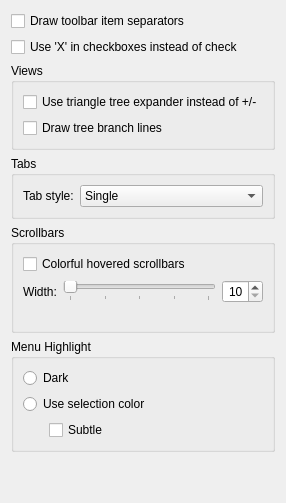
Old version of the form kstyles/oxygen/config/oxygenconf.ui in the repository KDE/kde-runtime.
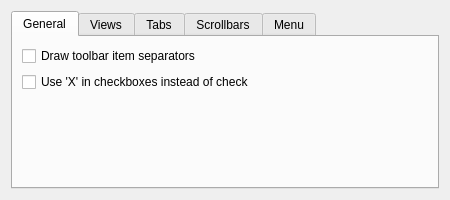
New version of the form.

Commit message: redesigned configuration dialog to use tabs rather than group boxes. This leaves room for extra tabs (notably for animations), and a possible 'preview' widget, a la 'skulpture'. Tab labels might still need work though.

What changed in the file:
```diff
--- a/kstyles/oxygen/config/oxygenconf.ui
+++ b/kstyles/oxygen/config/oxygenconf.ui
@@ -2,11 +2,40 @@
 <ui version="4.0">
  <class>OxygenConfigDialog</class>
  <widget class="QWidget" name="OxygenConfigDialog">
+  <property name="geometry">
+   <rect>
+    <x>0</x>
+    <y>0</y>
+    <width>450</width>
+    <height>200</height>
+   </rect>
+  </property>
+  <property name="minimumSize">
+   <size>
+    <width>450</width>
+    <height>200</height>
+   </size>
+  </property>
   <property name="windowTitle">
    <string>Dialog</string>
   </property>
   <layout class="QVBoxLayout" name="verticalLayout">
    <item>
+    <widget class="QTabWidget" name="tabWidget">
+     <property name="currentIndex">
+      <number>0</number>
+     </property>
+     <widget class="QWidget" name="tab_1">
+      <attribute name="title">
+       <string>General</string>
+      </attribute>
+      <layout class="QVBoxLayout" name="verticalLayout_7">
+       <item>
+        <layout class="QVBoxLayout" name="verticalLayout_5">
+         <property name="sizeConstraint">
+          <enum>QLayout::SetNoConstraint</enum>
+         </property>
+         <item>
     <widget class="QCheckBox" name="_toolBarDrawItemSeparator">
      <property name="text">
       <string>Draw toolbar item separators</string>
@@ -21,11 +50,29 @@
     </widget>
    </item>
    <item>
-    <widget class="QGroupBox" name="groupView">
-     <property name="title">
+          <spacer name="verticalSpacer_4">
+           <property name="orientation">
+            <enum>Qt::Vertical</enum>
+           </property>
+           <property name="sizeHint" stdset="0">
+            <size>
+             <width>20</width>
+             <height>40</height>
+            </size>
+           </property>
+          </spacer>
+         </item>
+        </layout>
+       </item>
+      </layout>
+     </widget>
+     <widget class="QWidget" name="tab_2">
+      <attribute name="title">
       <string>Views</string>
-     </property>
-     <layout class="QVBoxLayout" name="verticalLayout_2">
+      </attribute>
+      <layout class="QVBoxLayout" name="verticalLayout_6">
+       <item>
+        <layout class="QVBoxLayout" name="verticalLayout_4">
       <item>
        <widget class="QCheckBox" name="_viewDrawTriangularExpander">
         <property name="text">
@@ -40,15 +87,28 @@
         </property>
        </widget>
       </item>
-     </layout>
-    </widget>
-   </item>
    <item>
-    <widget class="QGroupBox" name="groupBox">
-     <property name="title">
+          <spacer name="verticalSpacer_3">
+           <property name="orientation">
+            <enum>Qt::Vertical</enum>
+           </property>
+           <property name="sizeHint" stdset="0">
+            <size>
+             <width>20</width>
+             <height>40</height>
+            </size>
+           </property>
+          </spacer>
+         </item>
+        </layout>
+       </item>
+      </layout>
+     </widget>
+     <widget class="QWidget" name="tab_3">
+      <attribute name="title">
       <string>Tabs</string>
-     </property>
-     <layout class="QFormLayout" name="formLayout">
+      </attribute>
+      <layout class="QGridLayout" name="gridLayout_2">
       <item row="0" column="0">
        <widget class="QLabel" name="label_2">
         <property name="text">
@@ -76,16 +136,7 @@
         </item>
        </widget>
       </item>
-     </layout>
-    </widget>
-   </item>
-   <item>
-    <widget class="QGroupBox" name="groupScrollBar">
-     <property name="title">
-      <string>Scrollbars</string>
-     </property>
-     <layout class="QGridLayout" name="gridLayout_3">
-      <item row="2" column="0" colspan="3">
+       <item row="1" column="1">
        <spacer name="verticalSpacer_2">
         <property name="orientation">
          <enum>Qt::Vertical</enum>
@@ -98,6 +149,13 @@
         </property>
        </spacer>
       </item>
+      </layout>
+     </widget>
+     <widget class="QWidget" name="tab_4">
+      <attribute name="title">
+       <string>Scrollbars</string>
+      </attribute>
+      <layout class="QGridLayout" name="gridLayout_4">
       <item row="0" column="0" colspan="3">
        <widget class="QCheckBox" name="_scrollBarColored">
         <property name="text">
@@ -147,17 +205,8 @@
         </property>
        </widget>
       </item>
-     </layout>
-    </widget>
-   </item>
-   <item>
-    <widget class="QGroupBox" name="groupMenu">
-     <property name="title">
-      <string>Menu Highlight</string>
-     </property>
-     <layout class="QGridLayout" name="gridLayout">
-      <item row="2" column="0">
-       <spacer name="horizontalSpacer">
+       <item row="2" column="1">
+        <spacer name="verticalSpacer">
         <property name="orientation">
          <enum>Qt::Horizontal</enum>
         </property>
@@ -172,6 +221,13 @@
         </property>
        </spacer>
       </item>
+      </layout>
+     </widget>
+     <widget class="QWidget" name="tab_5">
+      <attribute name="title">
+       <string>Menu</string>
+      </attribute>
+      <layout class="QGridLayout" name="gridLayout_3">
       <item row="0" column="0" colspan="2">
        <widget class="QRadioButton" name="_menuHighlightDark">
         <property name="text">
@@ -186,6 +242,22 @@
         </property>
        </widget>
       </item>
+       <item row="2" column="0">
+        <spacer name="horizontalSpacer">
+         <property name="orientation">
+          <enum>Qt::Horizontal</enum>
+         </property>
+         <property name="sizeType">
+          <enum>QSizePolicy::Fixed</enum>
+         </property>
+         <property name="sizeHint" stdset="0">
+          <size>
+           <width>20</width>
+           <height>20</height>
+          </size>
+         </property>
+        </spacer>
+       </item>
       <item row="2" column="1">
        <widget class="QCheckBox" name="_menuHighlightSubtle">
         <property name="sizePolicy">
@@ -199,11 +271,8 @@
         </property>
        </widget>
       </item>
-     </layout>
-    </widget>
-   </item>
-   <item>
-    <spacer name="verticalSpacer">
+       <item row="3" column="1">
+        <spacer name="verticalSpacer_5">
      <property name="orientation">
       <enum>Qt::Vertical</enum>
      </property>
@@ -214,6 +283,10 @@
       </size>
      </property>
     </spacer>
+       </item>
+      </layout>
+     </widget>
+    </widget>
    </item>
   </layout>
  </widget>
```
Left out of the diff: 18 changed lines with no effect on the pictures. Lines whose indentation alone changed are shown as unchanged.
